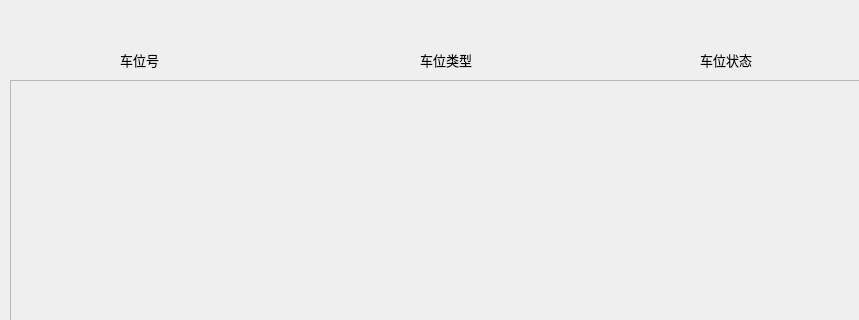
First picture: the form in parkingsettings.ui, repository helloworldXzb/ParkingManager, before the edit; both pictures show x 0 to 859 and y 0 to 320 of the 980 by 600 pixel window.
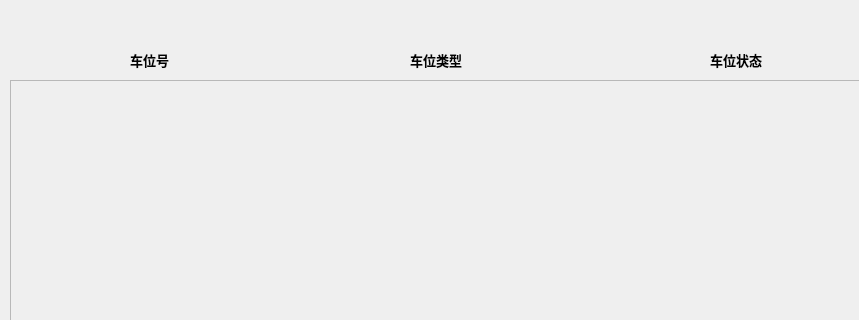
Second picture: the form after the edit.

```diff
--- a/parkingsettings.ui
+++ b/parkingsettings.ui
@@ -80,7 +80,7 @@
   <widget class="QLabel" name="label_2">
    <property name="geometry">
     <rect>
-     <x>120</x>
+     <x>130</x>
      <y>50</y>
      <width>69</width>
      <height>19</height>
@@ -88,10 +88,10 @@
    </property>
    <property name="font">
     <font>
-     <family>黑体</family>
+     <family>宋体</family>
      <pointsize>10</pointsize>
      <italic>false</italic>
-     <bold>false</bold>
+     <bold>true</bold>
     </font>
    </property>
    <property name="text">
@@ -101,17 +101,18 @@
   <widget class="QLabel" name="label_3">
    <property name="geometry">
     <rect>
-     <x>420</x>
+     <x>410</x>
      <y>50</y>
-     <width>69</width>
+     <width>71</width>
      <height>19</height>
     </rect>
    </property>
    <property name="font">
     <font>
-     <family>黑体</family>
+     <family>宋体</family>
      <pointsize>10</pointsize>
-     <bold>false</bold>
+     <italic>false</italic>
+     <bold>true</bold>
     </font>
    </property>
    <property name="text">
@@ -121,7 +122,7 @@
   <widget class="QLabel" name="label_4">
    <property name="geometry">
     <rect>
-     <x>700</x>
+     <x>710</x>
      <y>50</y>
      <width>69</width>
      <height>19</height>
@@ -129,9 +130,10 @@
    </property>
    <property name="font">
     <font>
-     <family>黑体</family>
+     <family>宋体</family>
      <pointsize>10</pointsize>
-     <bold>false</bold>
+     <italic>false</italic>
+     <bold>true</bold>
     </font>
    </property>
    <property name="text">
```
